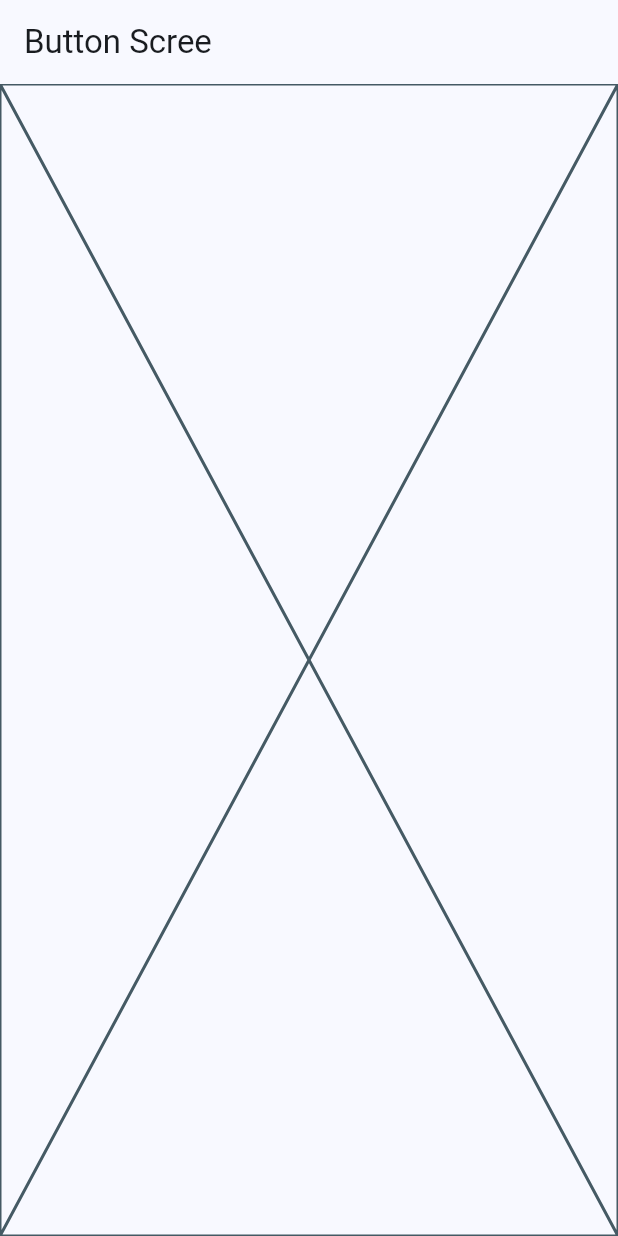
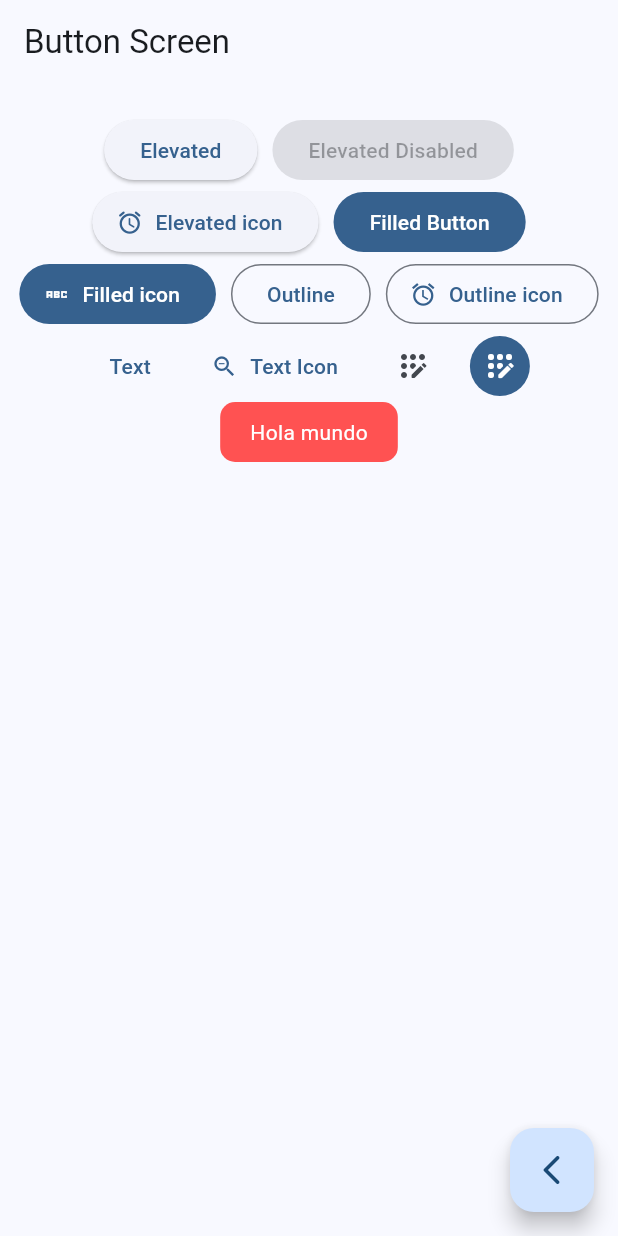
Before and after one commit to vidm27/flutter-course-devtalles, a Flutter app: the ButtonsScreen screen opened by its route, on a phone screen of 412 x 824 dp. Run offline on Flutter 3.47's test engine with Material 2 defaults, Android fonts, the phone set to English and light mode, and no system bars; our stand-ins replace dio, go_router.

Commit message:
botones de material y boton personalizado

```diff
--- a/widgets_app/lib/presentation/screens/buttons/buttons_screen.dart
+++ b/widgets_app/lib/presentation/screens/buttons/buttons_screen.dart
@@ -1,4 +1,5 @@
 import 'package:flutter/material.dart';
+import 'package:go_router/go_router.dart';
 
 class ButtonsScreen extends StatelessWidget {
   static const String nameRoute = "buttons_screen";
@@ -7,9 +8,93 @@
   @override
   Widget build(BuildContext context) {
     return Scaffold(
-      appBar: AppBar(title: const Text('Button Scree'),
+      appBar: AppBar(
+        title: const Text('Button Screen'),
       ),
-      body: const Placeholder(),
+      floatingActionButton: FloatingActionButton(
+        onPressed: () {
+          context.pop();
+        },
+        child: const Icon(Icons.arrow_back_ios_rounded),
+      ),
+      body: const _ButtonsView(),
     );
   }
 }
+
+class _ButtonsView extends StatelessWidget {
+  const _ButtonsView();
+
+  @override
+  Widget build(BuildContext context) {
+    final colors = Theme.of(context).colorScheme;
+    return SizedBox(
+      width: double.infinity,
+      child: Padding(
+        padding: const EdgeInsets.symmetric(vertical: 20, horizontal: 10),
+        child: Wrap(
+          spacing: 10,
+          alignment: WrapAlignment.center,
+          crossAxisAlignment: WrapCrossAlignment.center,
+          children: [
+            ElevatedButton(onPressed: () => {}, child: const Text('Elevated')),
+            const ElevatedButton(
+                onPressed: null, child: Text('Elevated Disabled')),
+            ElevatedButton.icon(
+                onPressed: () {},
+                icon: const Icon(Icons.access_alarm_rounded),
+                label: const Text('Elevated icon')),
+            FilledButton(onPressed: () {}, child: const Text('Filled Button')),
+            FilledButton.icon(
+                onPressed: () {},
+                icon: const Icon(Icons.abc_sharp),
+                label: const Text('Filled icon')),
+            OutlinedButton(onPressed: () {}, child: const Text('Outline')),
+            OutlinedButton.icon(
+                onPressed: () {},
+                icon: const Icon(Icons.access_alarm_outlined),
+                label: const Text('Outline icon')),
+            TextButton(onPressed: () {}, child: const Text('Text')),
+            TextButton.icon(
+                onPressed: () {},
+                icon: const Icon(Icons.zoom_out_outlined),
+                label: const Text('Text Icon')),
+            IconButton(
+                onPressed: () {},
+                icon: const Icon(Icons.app_registration_rounded)),
+            IconButton(
+              onPressed: () {},
+              icon: const Icon(Icons.app_registration_rounded),
+              style: ButtonStyle(
+                  backgroundColor: MaterialStatePropertyAll(colors.primary),
+                  iconColor: const MaterialStatePropertyAll(Colors.white)),
+            ),
+            const CustomButtom()
+          ],
+        ),
+      ),
+    );
+  }
+}
+
+// boton personalizado
+class CustomButtom extends StatelessWidget {
+  const CustomButtom({super.key});
+
+  @override
+  Widget build(BuildContext context) {
+    return  ClipRRect(
+      borderRadius: BorderRadius.circular(10),
+      child: Material(
+        color: Colors.redAccent,
+        child: InkWell(
+          onTap: (){},
+          child: const Padding(
+            padding: EdgeInsets.symmetric(horizontal: 20, vertical: 10),
+            child: Text('Hola mundo', style: TextStyle(color: Colors.white),),
+          ),
+        ),
+      ),
+    );
+  }
+}
```
